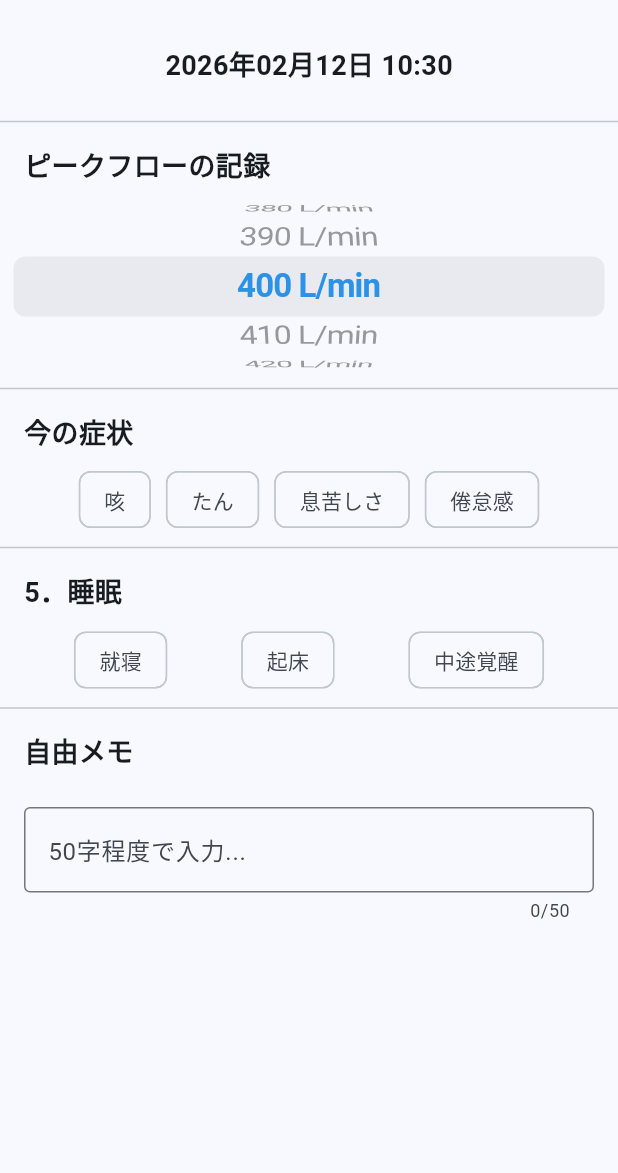
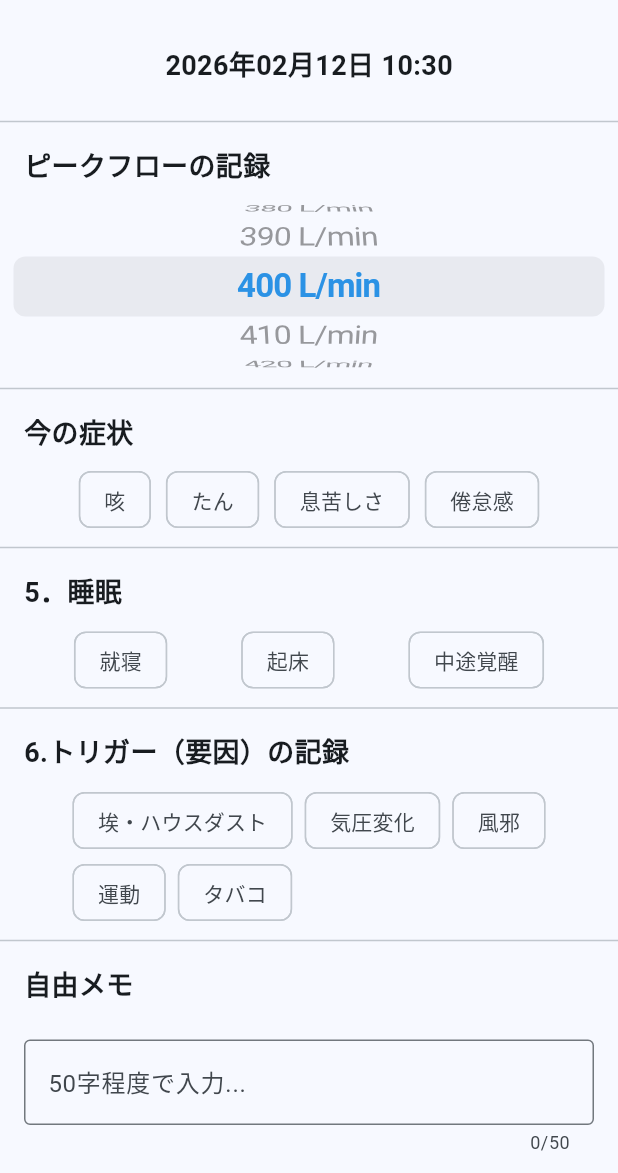
Before and after one commit to shimomari/asmane, a Flutter app: the screen it shows after launch, on a phone screen of 412 x 824 dp, the part 63-1236 px from its top. Run offline on Flutter 3.47's test engine with Material 3 defaults, Android fonts, the phone set to English and light mode, and no system bars.

Commit message:
feat: 睡眠セクションとトリガーセクションのUI実装完了

```diff
--- a/lib/main.dart
+++ b/lib/main.dart
@@ -47,7 +47,7 @@ class _MainScreenState extends State<MainScreen> {
         leading: IconButton(
           icon: const Icon(Icons.menu),
           onPressed: () {
-            // 今後ハンバーガーメニューを実装
+            // 1. ハンバーガーメニューを実装
           },
         ),
       ),
@@ -109,11 +109,20 @@ class _MainScreenState extends State<MainScreen> {
                 ],
               ),
             ),
+
+           // 5. 睡眠の記録セクション
             const Divider(),
             const SleepSection(),
             const Divider(),
+
+           // 6. トリガーの記録セクション
+
+            const TriggerSection(), // 6. トリガーの記録を追加
+            const Divider(),        // 次の項目との仕切り線
+
             // 9. 自由メモ
             const SectionTitle(title: '自由メモ'),
+
             const Padding(
               padding: EdgeInsets.all(16.0),
               child: TextField(
@@ -151,8 +160,7 @@ class SectionTitle extends StatelessWidget {
     );
   }
 }
-
-//症状ボタン
+//症状ボタンのセクション
 class SymptomButton extends StatelessWidget {
   final String label;
   const SymptomButton({super.key, required this.label});
@@ -208,3 +216,49 @@ class _SleepSectionState extends State<SleepSection> {
     );
   }
 }
+
+// --- 6. トリガー（要因）のセクションの本体 ---
+class TriggerSection extends StatefulWidget {
+  const TriggerSection({super.key});
+
+  @override
+  State<TriggerSection> createState() => _TriggerSectionState();
+}
+
+class _TriggerSectionState extends State<TriggerSection> {
+  // 表示する項目リスト
+  final Map<String, bool> _triggers = {
+    '埃・ハウスダスト': false,
+    '気圧変化': false,
+    '風邪': false,
+    '運動': false,
+    'タバコ': false,
+  };
+
+  @override
+  Widget build(BuildContext context) {
+    return Column(
+      children: [
+        const SectionTitle(title: "6.トリガー（要因）の記録"),
+        Padding(
+          padding: const EdgeInsets.symmetric(horizontal: 16.0),
+          child: Wrap(
+            spacing: 8.0,
+            children: _triggers.keys.map((String key) {
+              return FilterChip(
+                label: Text(key),
+                selected: _triggers[key]!,
+                onSelected: (bool value) {
+                  setState(() {
+                    _triggers[key] = value;
+                  });
+                },
+                selectedColor: Colors.orange[200], // トリガーはオレンジ色に
+              );
+            }).toList(),
+          ),
+        ),
+      ],
+    );
+  }
+}
```
